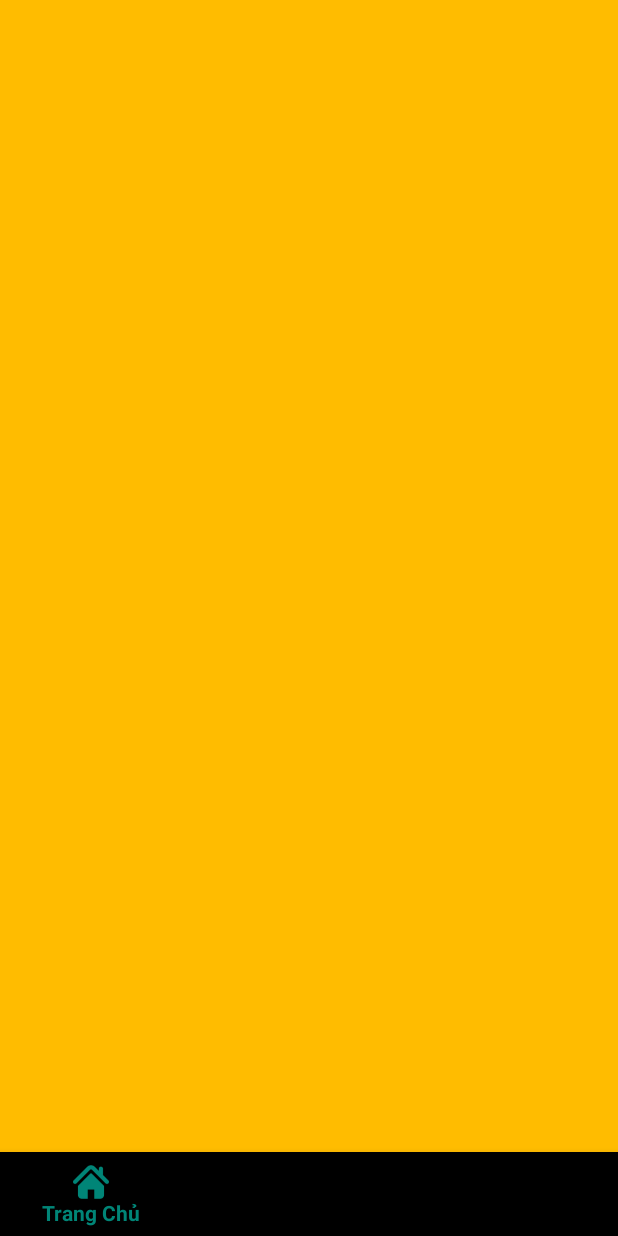
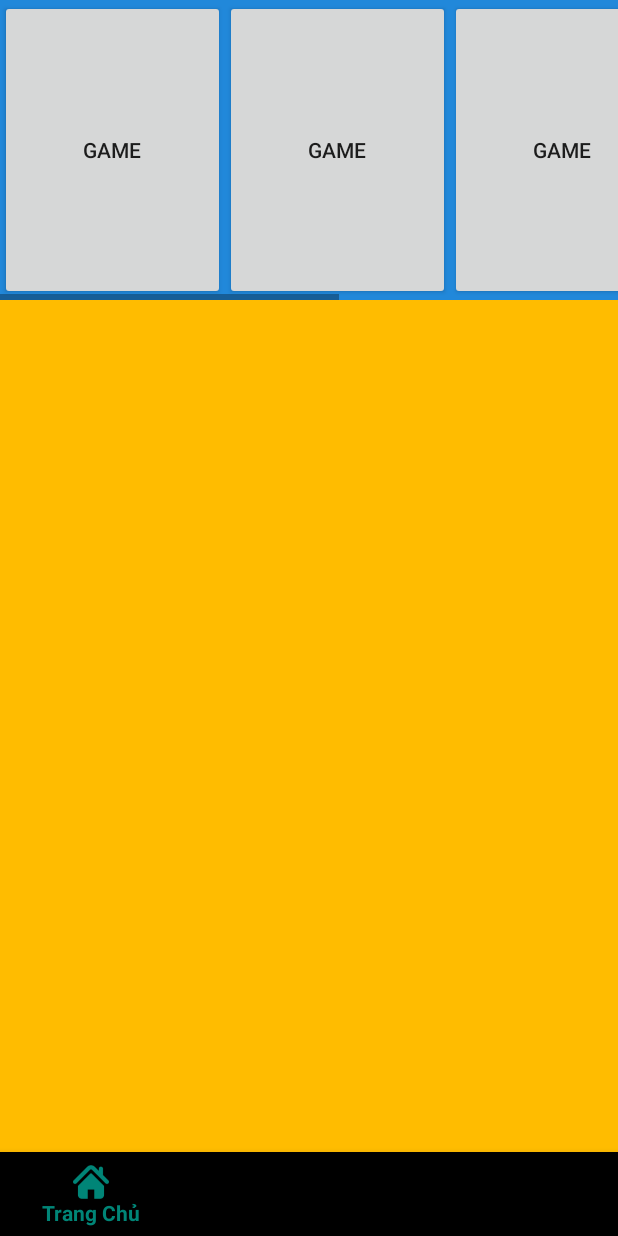
Before and after one commit to vongoctinh/MegaGame, an Android app: the Fragment_TrangChu screen opened directly, with no data from a screen before it, on a phone screen of 412 x 824 dp. Run offline under Robolectric (Android 15) with nearby library versions, the phone set to English and light mode, and no system bars; our stand-ins replace Picasso.

Commit message:
chỉnh sửa Fragment MainActivity

```diff
--- a/app/src/main/java/com/poly/megagame/ailatrieuphu/Manghinhchinh.java
+++ b/app/src/main/java/com/poly/megagame/ailatrieuphu/Manghinhchinh.java
@@ -44,6 +44,12 @@ public MediaPlayer player;
             }
         });
     }
+    @Override
+    public void onStop() {
+        player.stop();
+        super.onStop();
+
+    }
     // play game activity
 //      new Handler().postDelayed(new Runnable() {
 //        @Override
--- a/app/src/main/java/com/poly/megagame/fragment_layout/Fragment_TrangChu.java
+++ b/app/src/main/java/com/poly/megagame/fragment_layout/Fragment_TrangChu.java
@@ -1,20 +1,33 @@
 package com.poly.megagame.fragment_layout;
 
+import android.content.Intent;
 import android.os.Bundle;
 import android.view.LayoutInflater;
 import android.view.View;
 import android.view.ViewGroup;
+import android.widget.Button;
 
 import androidx.annotation.NonNull;
 import androidx.annotation.Nullable;
 import androidx.fragment.app.Fragment;
 
 import com.poly.megagame.R;
+import com.poly.megagame.ailatrieuphu.Manghinhchinh;
 
 public class Fragment_TrangChu extends Fragment {
+    Button game;
     @Nullable
     @Override
     public View onCreateView(@NonNull LayoutInflater inflater, @Nullable ViewGroup container, @Nullable Bundle savedInstanceState) {
-        return inflater.inflate(R.layout.fragment_trangchu, container, false);
+        View view = inflater.inflate(R.layout.fragment_trangchu, container, false);
+         game = view.findViewById(R.id.game);
+         game.setOnClickListener(new View.OnClickListener() {
+             @Override
+             public void onClick(View view) {
+                 Intent intent = new Intent(getActivity(), Manghinhchinh.class);
+                 startActivity(intent);
+             }
+         });
+         return view;
     }
 }
--- a/app/src/main/res/layout/fragment_trangchu.xml
+++ b/app/src/main/res/layout/fragment_trangchu.xml
@@ -4,4 +4,39 @@
     android:layout_height="match_parent"
     android:background="#FFBC00">
 
+    <HorizontalScrollView
+        android:layout_width="match_parent"
+        android:layout_height="200dp"
+        android:id="@+id/horiScrollVeiw">
+        <LinearLayout
+            android:layout_width="match_parent"
+            android:layout_height="match_parent"
+            android:orientation="horizontal"
+            android:background="#2188DA">
+            <Button
+                android:layout_width="150dp"
+                android:layout_height="match_parent"
+                android:id="@+id/game"
+                android:text="Game"/>
+            <Button
+                android:layout_width="150dp"
+                android:layout_height="match_parent"
+                android:text="Game"/>
+            <Button
+            android:layout_width="150dp"
+            android:layout_height="match_parent"
+            android:text="Game"/>
+            <Button
+                android:layout_width="150dp"
+            android:layout_height="match_parent"
+            android:text="Game"/>
+            <Button
+                android:layout_width="150dp"
+                android:layout_height="match_parent"
+                android:text="Game"/>
+
+
+        </LinearLayout>
+    </HorizontalScrollView>
+
 </LinearLayout>
```
Also changed, not shown: app/src/main/java/com/poly/megagame/ailatrieuphu/DBHelper.java (added, +165 -0 lines), app/src/main/java/com/poly/megagame/ailatrieuphu/Question.java (added, +28 -0 lines), app/src/main/java/com/poly/megagame/ailatrieuphu/playgame.java (+77 -46 lines), app/src/main/res/layout/activity_playgame.xml (+7 -6 lines), 5 other files.
